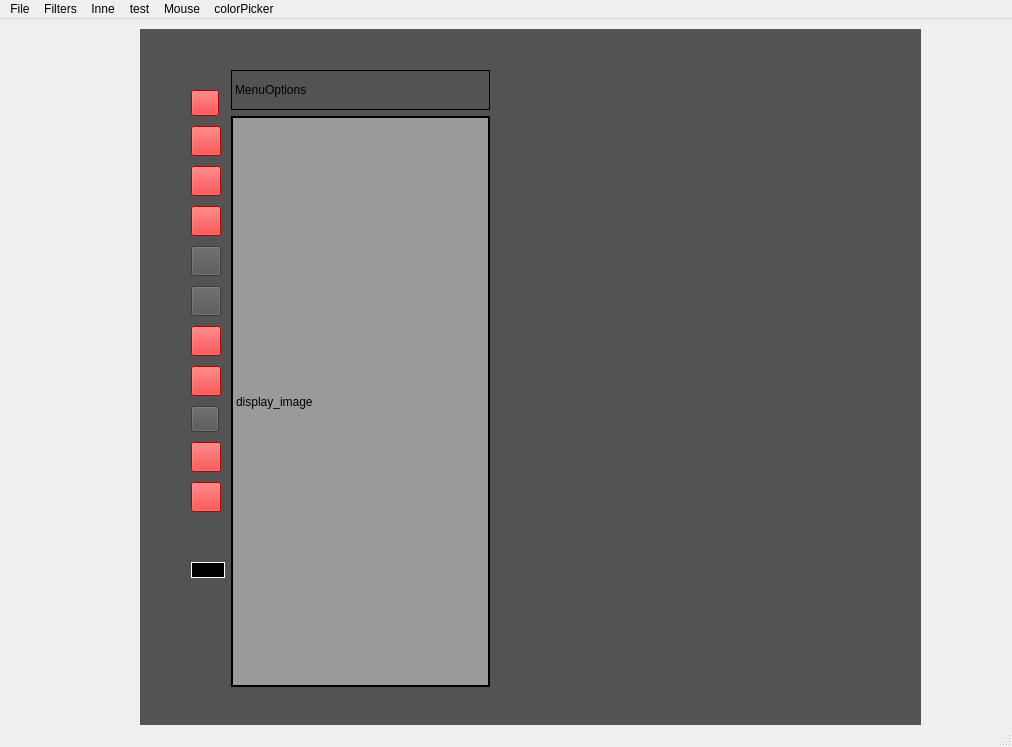
Before: the Qt Designer form mainwindow.ui in madamskip1/MiniPhotoshop, drawn with Qt 5.
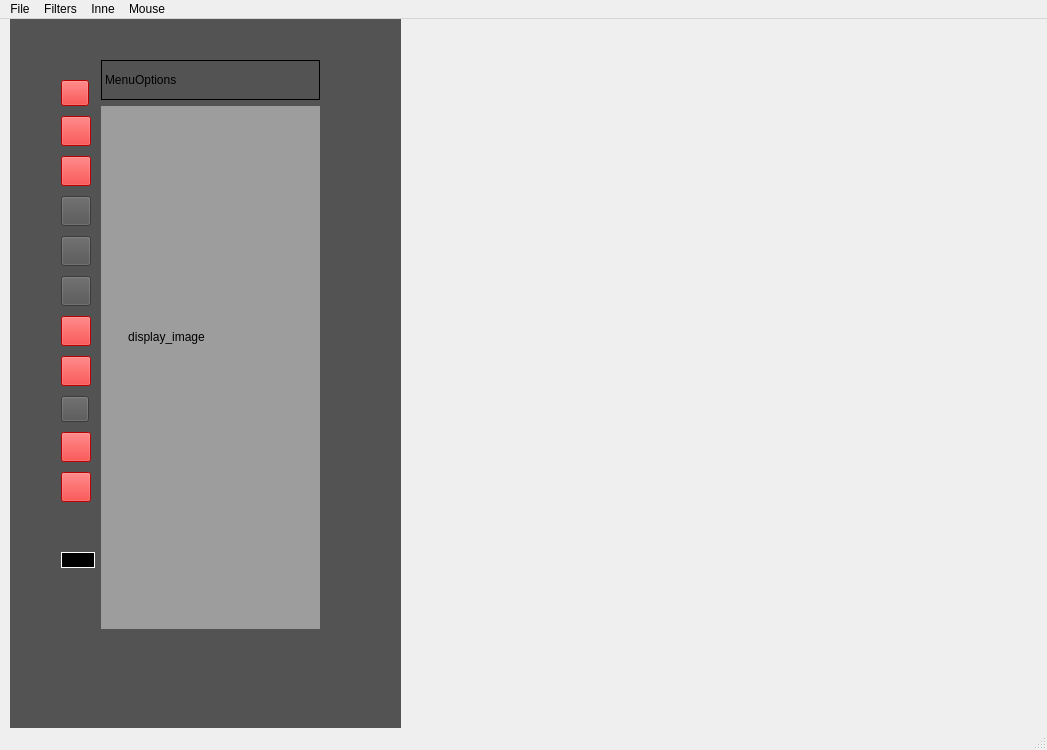
After: the same form once the commit is applied. Icons and pictures are not drawn. Custom widgets are drawn as their Qt base class.

Commit message: Added color  - color picker  - draw and brush color now can be changed  - color pippete

Patch:
```diff
--- a/mainwindow.ui
+++ b/mainwindow.ui
@@ -9,8 +9,8 @@
    <rect>
     <x>0</x>
     <y>0</y>
-    <width>1012</width>
-    <height>747</height>
+    <width>1047</width>
+    <height>750</height>
    </rect>
   </property>
   <property name="windowTitle">
@@ -20,10 +20,10 @@
    <widget class="QWidget" name="mainWidget" native="true">
     <property name="geometry">
      <rect>
-      <x>140</x>
-      <y>10</y>
-      <width>781</width>
-      <height>721</height>
+      <x>10</x>
+      <y>0</y>
+      <width>391</width>
+      <height>731</height>
      </rect>
     </property>
     <property name="styleSheet">
@@ -34,11 +34,14 @@
       <rect>
        <x>30</x>
        <y>30</y>
-       <width>331</width>
-       <height>639</height>
+       <width>291</width>
+       <height>591</height>
       </rect>
      </property>
      <layout class="QHBoxLayout" name="horizontalLayout">
+      <property name="sizeConstraint">
+       <enum>QLayout::SetMinimumSize</enum>
+      </property>
       <item>
        <layout class="QVBoxLayout" name="verticalLayout_5">
         <item>
@@ -328,8 +331,7 @@
              </size>
             </property>
             <property name="styleSheet">
-             <string notr="true">background-image: url(:/resources/menu/picker.png);
-background-color: rgb(255, 0, 0);</string>
+             <string notr="true">background-image: url(:/resources/menu/picker.png);</string>
             </property>
             <property name="text">
              <string/>
@@ -389,18 +391,49 @@
          </widget>
         </item>
         <item>
+         <widget class="QWidget" name="displayWidget" native="true">
+          <property name="sizePolicy">
+           <sizepolicy hsizetype="Preferred" vsizetype="Preferred">
+            <horstretch>0</horstretch>
+            <verstretch>0</verstretch>
+           </sizepolicy>
+          </property>
+          <property name="styleSheet">
+           <string notr="true">background-color: rgb(157, 157, 157);</string>
+          </property>
+          <widget class="QWidget" name="horizontalLayoutWidget_2">
+           <property name="geometry">
+            <rect>
+             <x>10</x>
+             <y>100</y>
+             <width>111</width>
+             <height>261</height>
+            </rect>
+           </property>
+           <layout class="QHBoxLayout" name="displayLayout">
+            <item>
          <widget class="DisplayImageLabel" name="display_image">
+              <property name="sizePolicy">
+               <sizepolicy hsizetype="Preferred" vsizetype="Preferred">
+                <horstretch>0</horstretch>
+                <verstretch>0</verstretch>
+               </sizepolicy>
+              </property>
           <property name="mouseTracking">
            <bool>true</bool>
           </property>
           <property name="focusPolicy">
            <enum>Qt::NoFocus</enum>
           </property>
+              <property name="layoutDirection">
+               <enum>Qt::LeftToRight</enum>
+              </property>
           <property name="autoFillBackground">
            <bool>false</bool>
           </property>
           <property name="styleSheet">
-           <string notr="true">background-color: rgb(154, 154, 154)</string>
+               <string notr="true">background-image: url(:/resources/transparent-background.png);
+border: 1px solid transparent;</string>
           </property>
           <property name="frameShape">
            <enum>QFrame::WinPanel</enum>
@@ -408,6 +441,16 @@
           <property name="text">
            <string>display_image</string>
           </property>
+              <property name="alignment">
+               <set>Qt::AlignCenter</set>
+              </property>
+              <property name="wordWrap">
+               <bool>true</bool>
+              </property>
+             </widget>
+            </item>
+           </layout>
+          </widget>
          </widget>
         </item>
        </layout>
@@ -421,7 +464,7 @@
     <rect>
      <x>0</x>
      <y>0</y>
-     <width>1012</width>
+     <width>1047</width>
      <height>26</height>
     </rect>
    </property>
@@ -445,12 +488,6 @@
     </property>
     <addaction name="actionCanny"/>
    </widget>
-   <widget class="QMenu" name="menutest">
-    <property name="title">
-     <string>test</string>
-    </property>
-    <addaction name="actiontest"/>
-   </widget>
    <widget class="QMenu" name="menuBrush">
     <property name="title">
      <string>Mouse</string>
@@ -482,18 +519,10 @@
     <addaction name="separator"/>
     <addaction name="actionOff"/>
    </widget>
-   <widget class="QMenu" name="menucolorPicker">
-    <property name="title">
-     <string>colorPicker</string>
-    </property>
-    <addaction name="actionpicke"/>
-   </widget>
    <addaction name="menuFile"/>
    <addaction name="menuFilters"/>
    <addaction name="menuInne"/>
-   <addaction name="menutest"/>
    <addaction name="menuBrush"/>
-   <addaction name="menucolorPicker"/>
   </widget>
   <widget class="QStatusBar" name="statusBar"/>
   <action name="actionOpen_file">
```
Lines whose indentation alone changed are shown as unchanged. The commit also changes 14 other files.
